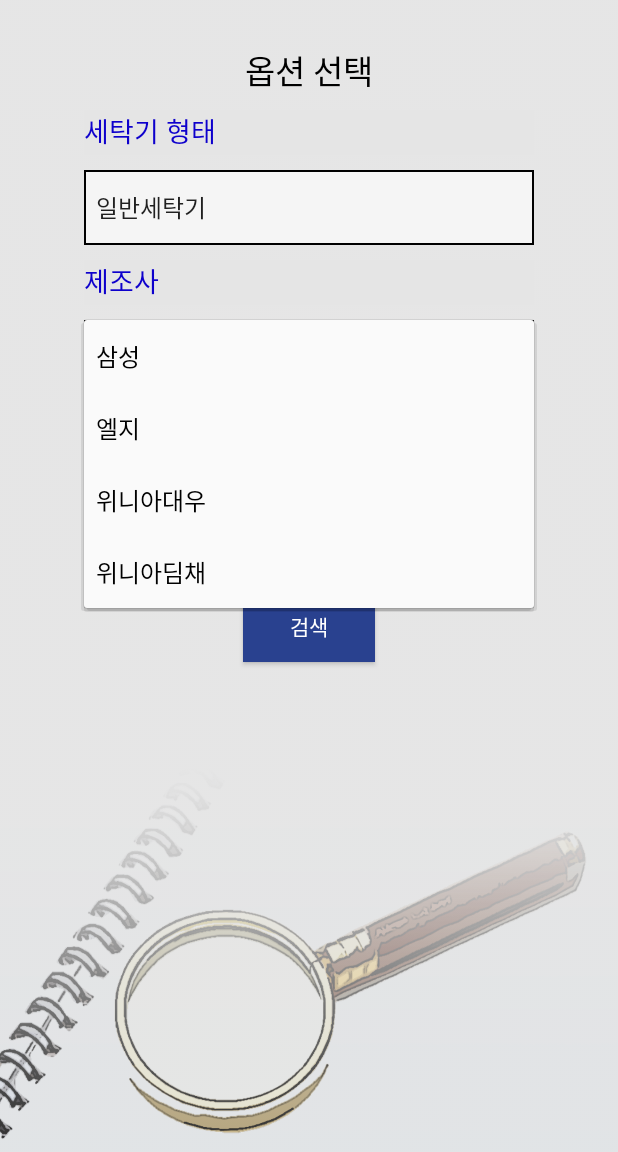
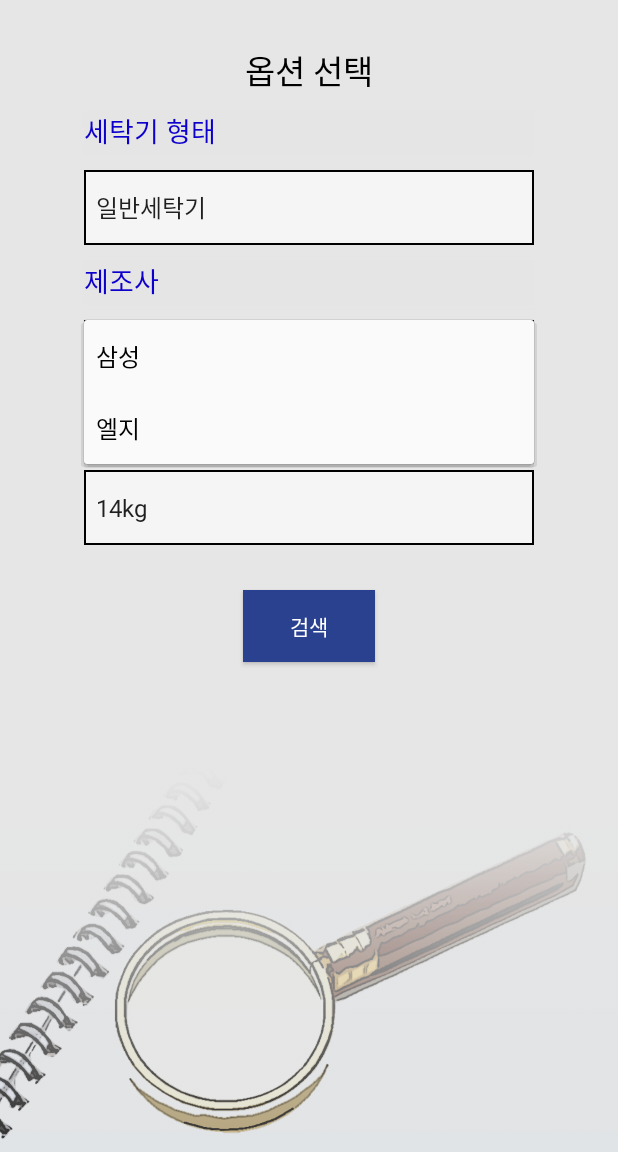
Before and after one commit to ByeonYujin/CBNU-OpenSource-Professional-Project, an Android app: the WasherselectionActivity screen opened directly, with no data from a screen before it, after a tap on "삼성", on a phone screen of 412 x 824 dp, the part 84-1236 px from its top. Run offline under Robolectric (Android 15) with nearby library versions, the phone set to English and light mode, and no system bars; our stand-ins replace Firebase (no records; nobody signed in at launch, a user with empty details on screens opened directly).

Commit message:
세탁기 제조사 수정 세탁기 용량 수정

```diff
--- a/app/src/main/res/values/array.xml
+++ b/app/src/main/res/values/array.xml
@@ -29,14 +29,12 @@
     <string-array name="세탁기제조사">
         <item>삼성</item>
         <item>엘지</item>
-        <item>위니아대우</item>
-        <item>위니아딤채</item>
     </string-array>
 
     <string-array name="세탁용량">
-        <item>~9kg</item>
-        <item>10~20kg</item>
-        <item>21kg~</item>
+        <item>14kg</item>
+        <item>16kg</item>
+        <item>20kg</item>
     </string-array>
 
     <string-array name="티브이제조사">
@@ -65,7 +63,7 @@
 
     <string-array name="에너지효율">
         <item>1등급</item>
-        <item>2등금</item>
+        <item>2등급</item>
         <item>3등급</item>
     </string-array>
 
```
